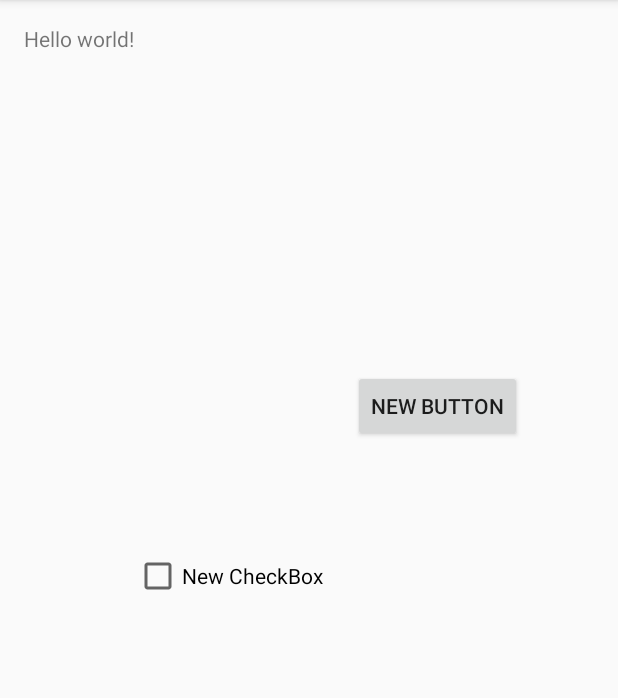
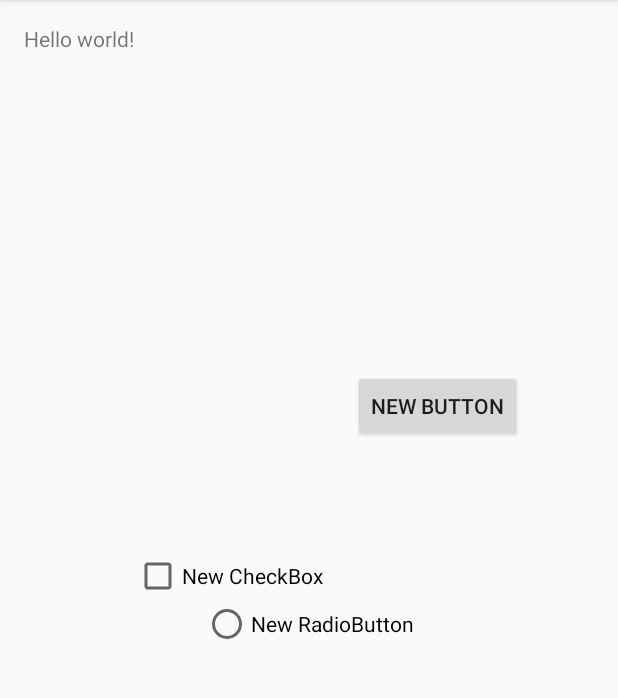
Before and after one commit to msalivar/Freya, an Android app: the screen it shows after launch (MainActivity), on a phone screen of 412 x 824 dp, the part 84-782 px from its top. Run offline under Robolectric (Android 15) with nearby library versions, the phone set to English and light mode, and no system bars.

Commit message:
Test users

```diff
--- a/app/src/main/res/layout/activity_main.xml
+++ b/app/src/main/res/layout/activity_main.xml
@@ -27,4 +27,12 @@
         android:layout_marginEnd="48dp"
         android:layout_marginBottom="73dp" />
 
+    <RadioButton
+        android:layout_width="wrap_content"
+        android:layout_height="wrap_content"
+        android:text="New RadioButton"
+        android:id="@+id/radioButton"
+        android:layout_below="@+id/checkBox"
+        android:layout_centerHorizontal="true" />
+
 </RelativeLayout>
```
